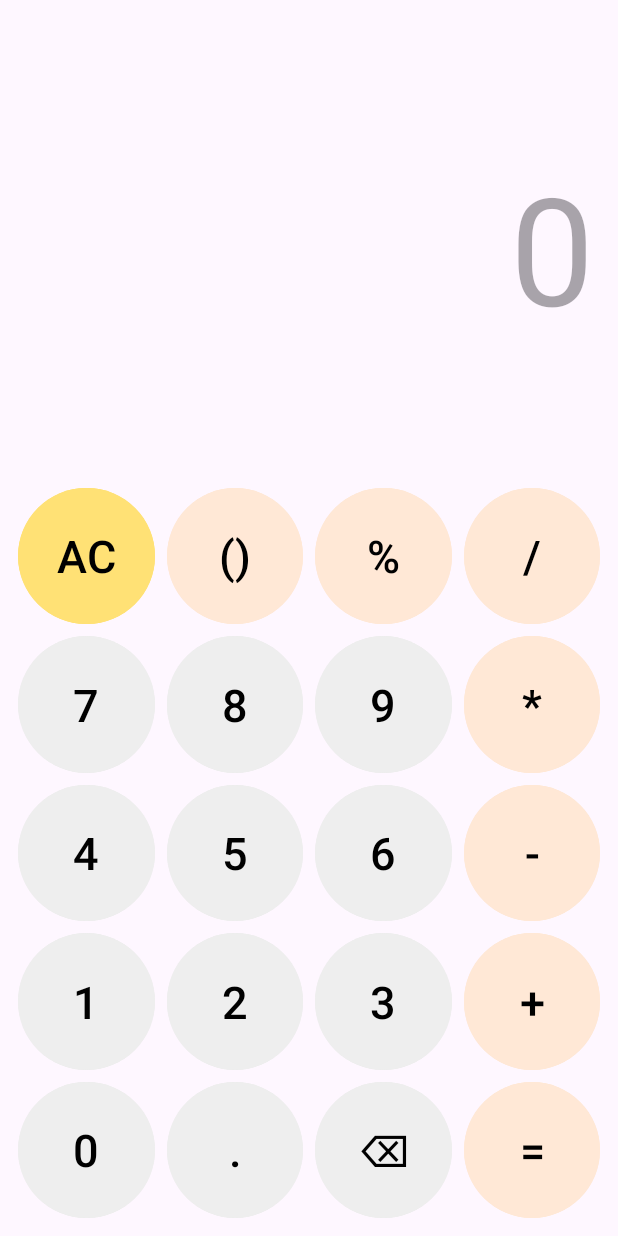
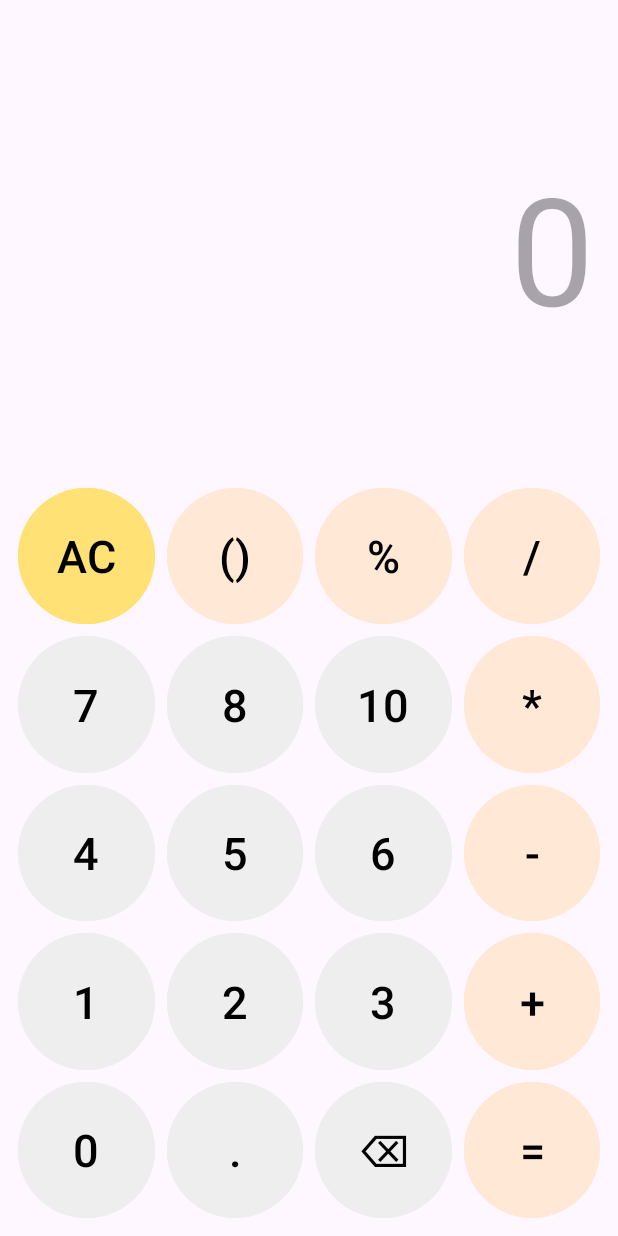
Before and after one commit to maiduy19/Exam, an Android app: the screen it shows after launch (MainActivity), on a phone screen of 412 x 824 dp. Run offline under Robolectric (Android 15) with nearby library versions, the phone set to English and light mode, and no system bars.

Commit message:
first init

```diff
--- a/app/calculator/src/main/java/com/example/calculator/MainActivity.java
+++ b/app/calculator/src/main/java/com/example/calculator/MainActivity.java
@@ -24,7 +24,7 @@ public class MainActivity extends AppCompatActivity {
         int[] buttonIds = {R.id.button0, R.id.button1, R.id.button2, R.id.button3, R.id.button4, R.id.button5, R.id.button6, R.id.button7, R.id.button8, R.id.button9, R.id.buttonDot, R.id.buttonAC, R.id.buttonAdd, R.id.buttonSubtract, R.id.buttonMultiply, R.id.buttonDivide, R.id.buttonPercent, R.id.buttonParentheses, R.id.buttonEqual, R.id.buttonBack};
         for (int buttonId : buttonIds) {
             Button button = findViewById(buttonId);
-            button.setOnClickListener(view -> onButtonClick(view));
+            button.setOnClickListener(this::onButtonClick);
         }
     }
 
--- a/app/calculator/src/main/res/layout/activity_main.xml
+++ b/app/calculator/src/main/res/layout/activity_main.xml
@@ -90,7 +90,7 @@
         style="@style/NumberButtonStyle"
         android:layout_width="0dp"
         android:layout_height="0dp"
-        android:text="9"
+        android:text="10"
         app:layout_constraintBottom_toTopOf="@+id/button6"
         app:layout_constraintDimensionRatio="1:1"
         app:layout_constraintEnd_toStartOf="@+id/buttonMultiply"
```
Also changed, not shown: 1 other file.
